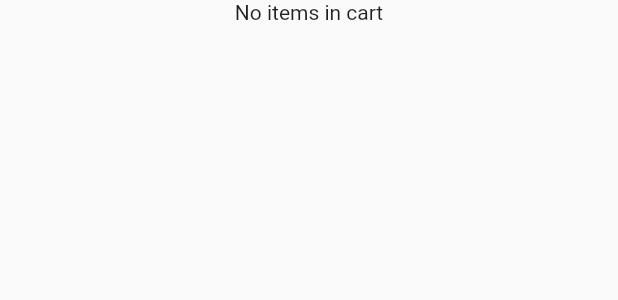
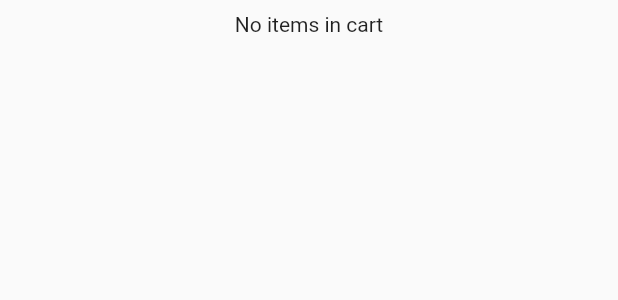
Before and after one commit to lenabalakumar/GroceryApp, a Flutter app: the ShoppingCartBody widget shown alone on an empty page, opened directly, on a phone screen of 412 x 824 dp. Shown: the top 300 px of the screen. Run offline on Flutter 3.47's test engine with Material 2 defaults, Android fonts, the phone set to English and light mode, and no system bars; our stand-ins replace bloc, cloud_firestore, equatable, firebase_core, flutter_bloc, google_fonts; accounts and stored records are empty; network calls fail.

Commit message:
V 2.0 of Grocery App.
Code cleanup.

```diff
--- a/lib/Data/Model/Order.dart
+++ b/lib/Data/Model/Order.dart
@@ -1,4 +1,3 @@
-// import 'package:groceryapp/Data/Bloc/orderBloc/order_bloc.dart';
 import 'package:groceryapp/Data/Model/Product.dart';
 import 'package:groceryapp/Data/Model/User.dart';
 
--- a/lib/Data/Model/Product.dart
+++ b/lib/Data/Model/Product.dart
@@ -25,37 +25,16 @@ class Product {
         productInStock = json['productInStock'],
         productSKU = json['productSKU'];
 
-  //   factory Vaccination.fromJson(Map<dynamic, dynamic> json) => _VaccinationFromJson(json);
-
-  Map<String, dynamic> toJson() => _productToJson(this);
+  Map<String, dynamic> toJson() => <String, dynamic>{
+    'productID': this.productID,
+    'productName': this.productName,
+    'productImageURL': this.productImageURL,
+    'productPrice': this.productPrice,
+    'productQuantity': this.productQuantity,
+    'productInStock': this.productInStock,
+    'productSKU': this.productSKU
+  };
 
   @override
   String toString() => "Product<$productID>";
 }
-
-Map<String, dynamic> _productToJson(Product product) => <String, dynamic>{
-      'productID': product.productID,
-      'productName': product.productName,
-      'productImageURL': product.productImageURL,
-      'productPrice': product.productPrice,
-      'productQuantity': product.productQuantity,
-      'productInStock': product.productInStock,
-      'productSKU': product.productSKU
-    };
-
-// class Vaccination {
-//   // 1
-//   String vaccination;
-//   DateTime date;
-//   bool done;
-//   // 2
-//   DocumentReference reference;
-//   // 3
-//   Vaccination(this.vaccination, {this.date, this.done, this.reference});
-//   // 4
-//   factory Vaccination.fromJson(Map<dynamic, dynamic> json) => _VaccinationFromJson(json);
-//   // 5
-//   Map<String, dynamic> toJson() => _VaccinationToJson(this);
-//   @override
-//   String toString() => "Vaccination<$vaccination>";
-// }
--- a/lib/Data/Repository/CartRepository.dart
+++ b/lib/Data/Repository/CartRepository.dart
@@ -10,23 +10,13 @@ class CartRepository {
     return _instance;
   }
 
-  int _aInteger = 0;
-
-  set aInteger(int integerToAssign) => _aInteger = integerToAssign;
-
   List<Product> _cartItems = [];
-
 
   List<Product> get cartItems => _cartItems;
 
   set cartItems(List<Product> value) {
     _cartItems = value;
   }
-  // List<Product> get getCartItems => _cartItems;
-  //
-  // set getCartItems(List<Product> cartItems) {
-  //   this._cartItems = cartItems;
-  // }
 
   void addItemToCart(Product productAddedToCart) {
     int itemIndex = _cartItems.indexWhere((existingProductInCart) =>
@@ -44,7 +34,6 @@ class CartRepository {
       }
     }
     calculateTotal();
-    print(_aInteger);
   }
 
   void reduceItemFromCart(Product productToReduce) {
@@ -83,7 +72,4 @@ class CartRepository {
 
   Future<List<Product>> loadCartItems() =>
       Future.delayed(Duration(microseconds: 2000), () => _cartItems);
-
-  // @override
-  // List<Object?> get props => [];
 }
--- a/lib/Ui/Screens/OrderSummaryScreen.dart
+++ b/lib/Ui/Screens/OrderSummaryScreen.dart
@@ -1,6 +1,7 @@
 import 'package:flutter/material.dart';
 import 'package:flutter_bloc/flutter_bloc.dart';
 import 'package:groceryapp/Data/Bloc/cartBloc/cart_provider_bloc.dart';
+import 'package:groceryapp/Ui/Screens/HomeScreen.dart';
 
 class OrderSummaryScreen extends StatelessWidget {
   const OrderSummaryScreen({Key? key}) : super(key: key);
@@ -13,7 +14,8 @@ class OrderSummaryScreen extends StatelessWidget {
           child: TextButton(
             onPressed: () {
               // Navigator.of(context).pushNamed('/home');
-              Navigator.pushReplacementNamed(context, '/home');
+              // Navigator.pushReplacementNamed(context, '/home');
+              Navigator.pushAndRemoveUntil(context, MaterialPageRoute(builder: (context) => HomeScreen()), (route) => false);
               BlocProvider.of<CartProviderBloc>(context).add(CartLoadingEvent());
             } ,
             child: Text('Home'),
--- a/lib/Ui/Screens/ShoppingCartScreen.dart
+++ b/lib/Ui/Screens/ShoppingCartScreen.dart
@@ -38,7 +38,10 @@ class ShoppingCartBody extends StatelessWidget {
               child: BlocBuilder<CartProviderBloc, CartProviderState>(
                 builder: (context, state) {
                   if (state is CartLoadingState) {
-                    return Text('No items in cart');
+                    return Padding(
+                      padding: const EdgeInsets.all(8.0),
+                      child: Center(child: Text('No items in cart')),
+                    );
                   } else if (state is CartLoadedState) {
                     return SingleChildScrollView(
                       scrollDirection: Axis.vertical,
@@ -49,7 +52,10 @@ class ShoppingCartBody extends StatelessWidget {
                                 .toList()
                             : [
                                 Center(
-                                  child: Text('No items in cart'),
+                                  child: Padding(
+                                    padding: const EdgeInsets.all(8.0),
+                                    child: Center(child: Text('No items in cart')),
+                                  ),
                                 )
                               ],
                       ),
@@ -57,7 +63,10 @@ class ShoppingCartBody extends StatelessWidget {
                   } else if (state is CartErrorState) {
                     return Text('Error loading cart');
                   }
-                  return Text('No items in cart');
+                  return Padding(
+                    padding: const EdgeInsets.all(8.0),
+                    child: Center(child: Text('No items in cart')),
+                  );
                 },
               ),
             ),
@@ -87,7 +96,7 @@ class ShoppingCartBody extends StatelessWidget {
                                         MainAxisAlignment.spaceBetween,
                                     children: [
                                       Text(
-                                        'Due: Rs. ${state.cartTotal}'
+                                        'Due: Rs. ${state.cartTotal.toStringAsFixed(2)}'
                                             .toString(),
                                         style: GoogleFonts.inter(
                                             fontSize: 14,
@@ -126,7 +135,7 @@ class ShoppingCartBody extends StatelessWidget {
       padding: const EdgeInsets.all(8.0),
       child: Container(
         width: MediaQuery.of(context).size.width,
-        height: 100.0,
+        height: 120.0,
         decoration: BoxDecoration(
           borderRadius: BorderRadius.circular(10.0),
           color: Colors.white,
@@ -160,22 +169,23 @@ class ShoppingCartBody extends StatelessWidget {
               ),
               Container(
                 width: 180,
-                height: 80,
+                height: 100,
                 decoration:
                     BoxDecoration(borderRadius: BorderRadius.circular(8)),
                 child: Padding(
                   padding: const EdgeInsets.all(8.0),
                   child: Column(
                     crossAxisAlignment: CrossAxisAlignment.start,
+                    mainAxisAlignment: MainAxisAlignment.spaceBetween,
                     children: <Widget>[
                       Row(
                         mainAxisAlignment: MainAxisAlignment.spaceBetween,
                         children: [
-                          Text(product.productName),
+                          Text(product.productName, style: TextStyle(fontSize: 18),),
                           Text(product.productSKU),
                         ],
                       ),
-                      Text(product.productPrice.toString()),
+                      Text('Rs. ${product.productPrice}'.toString()),
                       Container(
                         child: Row(
                           mainAxisAlignment: MainAxisAlignment.end,
--- a/lib/Ui/Widgets/productCard.dart
+++ b/lib/Ui/Widgets/productCard.dart
@@ -6,7 +6,7 @@ import 'package:groceryapp/Data/Model/Product.dart';
 
 Widget productCard(BuildContext context,Product product) {
   return Padding(
-    padding: const EdgeInsets.all(8.0),
+    padding: const EdgeInsets.symmetric(horizontal: 8.0, vertical: 16.0),
     child: Container(
       width: MediaQuery.of(context).size.width * 1 / 2,
       height: MediaQuery.of(context).size.height * 1 / 3,
@@ -125,14 +125,14 @@ Widget productCard(BuildContext context,Product product) {
                   height: 30,
                   decoration: BoxDecoration(
                     borderRadius: BorderRadius.circular(5),
-                    color: Colors.green.withOpacity(.75),
+                    color: Colors.white,
                   ),
                   child: Center(
                     child: Text(
                       'Out of stock',
                       style: GoogleFonts.inter(
                           fontSize: 12,
-                          color: Colors.white,
+                          color: Colors.black,
                           fontWeight: FontWeight.w600),
                     ),
                   ),
```
Also changed, not shown: lib/Data/Repository/OrderRepository.dart (+29 -22 lines), lib/Data/Repository/ProductRepository.dart (+21 -0 lines), lib/Ui/Screens/HomeScreen.dart (+33 -7 lines), lib/Ui/Screens/HomeScreenBody.dart (+85 -49 lines).
